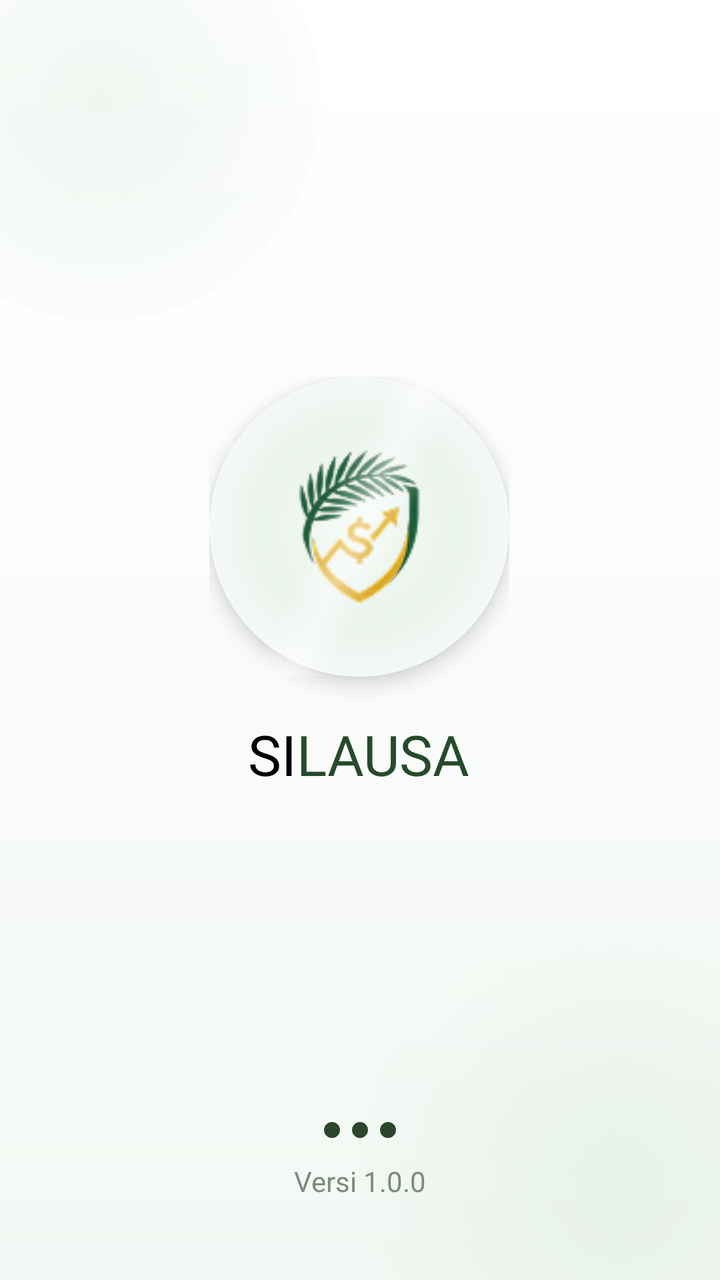
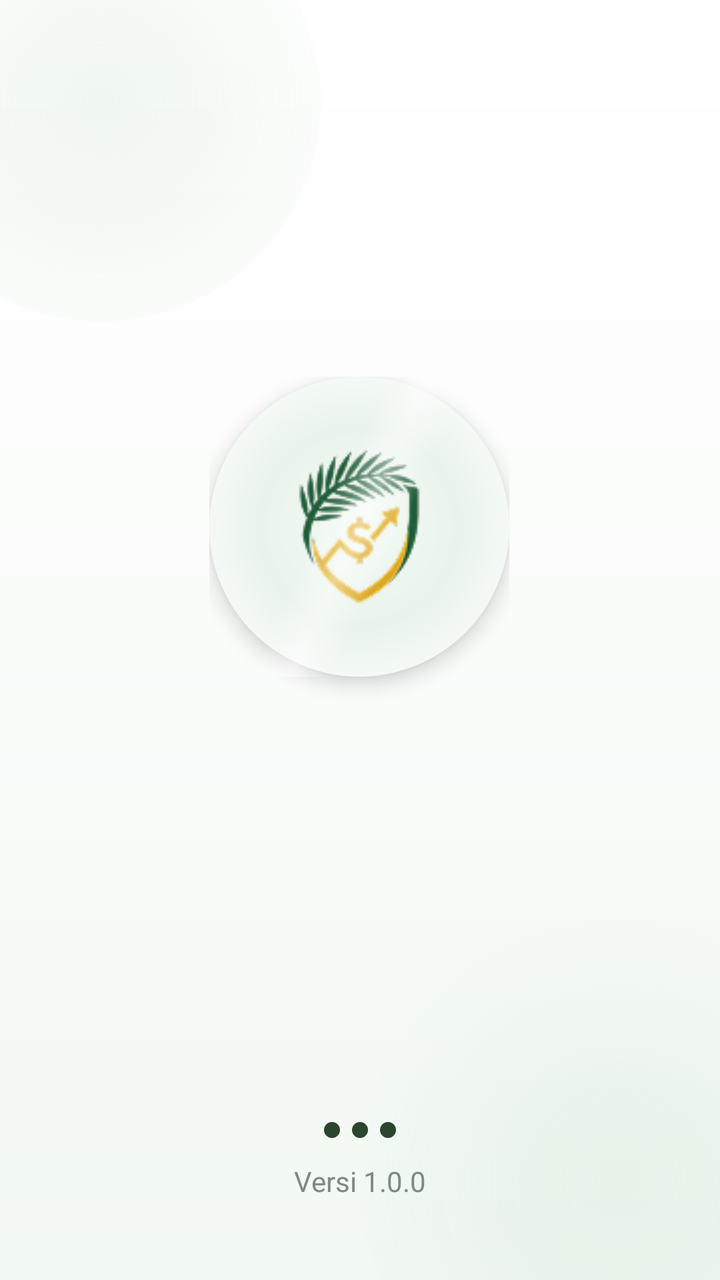

Compare the two renders of this Android layout. The source of the first and the diff that turns it into the second are given below.
<!-- AndroidManifest.xml: application theme Theme.Notasawit -->
<!-- res/layout/activity_main.xml -->
<?xml version="1.0" encoding="utf-8"?>
<androidx.constraintlayout.widget.ConstraintLayout xmlns:android="http://schemas.android.com/apk/res/android"
    xmlns:app="http://schemas.android.com/apk/res-auto"
    xmlns:tools="http://schemas.android.com/tools"
    android:id="@+id/main"
    android:background="@drawable/bg_splash_gradient"
    android:layout_width="match_parent"
    android:layout_height="match_parent"
    tools:context=".MainActivity">

    <View
        android:id="@+id/view_blob_top"
        android:layout_width="220dp"
        android:layout_height="220dp"
        android:layout_marginTop="-60dp"
        android:layout_marginStart="-60dp"
        android:background="@drawable/bg_blob"
        app:layout_constraintStart_toStartOf="parent"
        app:layout_constraintTop_toTopOf="parent" />

    <View
        android:id="@+id/view_blob_bottom"
        android:layout_width="260dp"
        android:layout_height="260dp"
        android:layout_marginEnd="-80dp"
        android:layout_marginBottom="-80dp"
        android:background="@drawable/bg_blob"
        app:layout_constraintBottom_toBottomOf="parent"
        app:layout_constraintEnd_toEndOf="parent" />

    <LinearLayout
        android:id="@+id/ll_center_content"
        android:layout_width="wrap_content"
        android:layout_height="wrap_content"
        android:gravity="center_horizontal"
        android:orientation="vertical"
        app:layout_constraintBottom_toBottomOf="parent"
        app:layout_constraintEnd_toEndOf="parent"
        app:layout_constraintHorizontal_bias="0.498"
        app:layout_constraintStart_toStartOf="parent"
        app:layout_constraintTop_toTopOf="parent"
        app:layout_constraintVertical_bias="0.435">

        <FrameLayout
            android:id="@+id/fl_logo_wrapper"
            android:layout_width="150dp"
            android:layout_height="150dp"
            android:background="@drawable/bg_logo_circle"
            android:elevation="6dp">

            <ImageView
                android:id="@+id/iv_logo"
                android:layout_width="160dp"
                android:layout_height="wrap_content"
                android:layout_gravity="center"
                android:contentDescription="Logo Nota Sawit"
                android:src="@drawable/logo" />

            <View
                android:id="@+id/view_shine"
                android:layout_width="40dp"
                android:layout_height="220dp"
                android:layout_gravity="center"
                android:background="@drawable/bg_shine"
                android:rotation="25" />

        </FrameLayout>

        <LinearLayout
            android:id="@+id/ll_brand_text"
            android:layout_width="wrap_content"
            android:layout_height="wrap_content"
            android:layout_marginTop="20dp"
            android:orientation="horizontal">

            <TextView
                android:layout_width="wrap_content"
                android:layout_height="wrap_content"
                android:text="SI"
                android:textColor="#000000"
                android:textSize="28sp"
                android:fontFamily="@font/poppins_bold" />

            <TextView
                android:layout_width="wrap_content"
                android:layout_height="wrap_content"
                android:text="LAUSA"
                android:textColor="#264A2B"
                android:textSize="28sp"
                android:fontFamily="@font/poppins_bold" />

        </LinearLayout>

    </LinearLayout>

    <LinearLayout
        android:id="@+id/ll_bottom_info"
        android:layout_width="wrap_content"
        android:layout_height="wrap_content"
        android:layout_marginBottom="40dp"
        android:gravity="center_horizontal"
        android:orientation="vertical"
        app:layout_constraintBottom_toBottomOf="parent"
        app:layout_constraintEnd_toEndOf="parent"
        app:layout_constraintStart_toStartOf="parent">

        <LinearLayout
            android:id="@+id/ll_loading_dots"
            android:layout_width="wrap_content"
            android:layout_height="wrap_content"
            android:layout_marginBottom="12dp"
            android:layout_marginTop="12dp"
            android:orientation="horizontal">

            <View
                android:id="@+id/view_dot1"
                android:layout_width="8dp"
                android:layout_height="8dp"
                android:layout_marginEnd="6dp"
                android:background="@drawable/bg_dot" />

            <View
                android:id="@+id/view_dot2"
                android:layout_width="8dp"
                android:layout_height="8dp"
                android:layout_marginEnd="6dp"
                android:background="@drawable/bg_dot" />

            <View
                android:id="@+id/view_dot3"
                android:layout_width="8dp"
                android:layout_height="8dp"
                android:background="@drawable/bg_dot" />

        </LinearLayout>

        <TextView
            android:id="@+id/tv_version"
            android:layout_width="wrap_content"
            android:layout_height="wrap_content"
            android:text="Versi 1.0.0"
            android:textColor="#7D8A80"
            android:textSize="14sp" />

    </LinearLayout>

</androidx.constraintlayout.widget.ConstraintLayout>
<!-- resources referenced by this layout -->
<resources>
  <!-- drawable bg_blob (drawable) -->
  <?xml version="1.0" encoding="utf-8"?>
  <shape xmlns:android="http://schemas.android.com/apk/res/android"
      android:shape="oval">
      <gradient
          android:type="radial"
          android:gradientRadius="140dp"
          android:startColor="#33B7D6BC"
          android:endColor="#00FFFFFF" />
  </shape>
  <!-- drawable bg_dot (drawable) -->
  <?xml version="1.0" encoding="utf-8"?>
  <shape xmlns:android="http://schemas.android.com/apk/res/android"
      android:shape="oval">
      <solid android:color="#2B462C" />
  </shape>
  <!-- drawable bg_logo_circle (drawable) -->
  <?xml version="1.0" encoding="utf-8"?>
  <shape xmlns:android="http://schemas.android.com/apk/res/android"
      android:shape="oval">
      <gradient
          android:type="radial"
          android:gradientRadius="100dp"
          android:startColor="#F4FAF5"
          android:centerColor="#EAF3EC"
          android:endColor="#FFFFFF" />
  </shape>
  <!-- drawable bg_shine (drawable) -->
  <?xml version="1.0" encoding="utf-8"?>
  <shape xmlns:android="http://schemas.android.com/apk/res/android"
      android:shape="rectangle">
      <gradient
          android:type="linear"
          android:angle="0"
          android:startColor="#00FFFFFF"
          android:centerColor="#80FFFFFF"
          android:endColor="#00FFFFFF" />
  </shape>
  <!-- drawable bg_splash_gradient (drawable) -->
  <?xml version="1.0" encoding="utf-8"?>
  <shape xmlns:android="http://schemas.android.com/apk/res/android"
      android:shape="rectangle">
      <gradient
          android:type="linear"
          android:angle="90"
          android:startColor="#F2F8F3"
          android:centerColor="#FAFCFA"
          android:endColor="#FFFFFF" />
  </shape>
  <!-- drawable logo: png bitmap (drawable, 9874 bytes) -->
  <style name="Theme.Notasawit" parent="Base.Theme.Notasawit" />
  <style name="Base.Theme.Notasawit" parent="Theme.Material3.DayNight.NoActionBar">
          
          
      </style>
</resources>

<!-- the commit's change to res/layout/activity_main.xml (unified diff, before → after) -->
@@ -74,18 +74,10 @@
             android:orientation="horizontal">
 
             <TextView
+                android:id="@+id/tv_brand_title"
                 android:layout_width="wrap_content"
                 android:layout_height="wrap_content"
-                android:text="SI"
                 android:textColor="#000000"
-                android:textSize="28sp"
-                android:fontFamily="@font/poppins_bold" />
-
-            <TextView
-                android:layout_width="wrap_content"
-                android:layout_height="wrap_content"
-                android:text="LAUSA"
-                android:textColor="#264A2B"
                 android:textSize="28sp"
                 android:fontFamily="@font/poppins_bold" />
 
@@ -144,4 +136,16 @@
 
     </LinearLayout>
 
+    
+    <View
+        android:id="@+id/view_border_glow"
+        android:layout_width="match_parent"
+        android:layout_height="match_parent"
+        android:background="@drawable/bg_splash_glow"
+        android:alpha="0"
+        app:layout_constraintTop_toTopOf="parent"
+        app:layout_constraintBottom_toBottomOf="parent"
+        app:layout_constraintStart_toStartOf="parent"
+        app:layout_constraintEnd_toEndOf="parent" />
+
 </androidx.constraintlayout.widget.ConstraintLayout>
<!-- resource entries referenced after the edit -->
@@ -38,6 +38,58 @@
           android:centerColor="#80FFFFFF"
           android:endColor="#00FFFFFF" />
   </shape>
+  <!-- drawable bg_splash_glow (drawable) -->
+  <?xml version="1.0" encoding="utf-8"?>
+  <layer-list xmlns:android="http://schemas.android.com/apk/res/android">
+      
+      <item>
+          <shape android:shape="rectangle">
+              <gradient
+                  android:type="radial"
+                  android:centerX="0.0"
+                  android:centerY="0.0"
+                  android:gradientRadius="60%p"
+                  android:startColor="#801B5E20"
+                  android:endColor="#001B5E20" />
+          </shape>
+      </item>
+      
+      <item>
+          <shape android:shape="rectangle">
+              <gradient
+                  android:type="radial"
+                  android:centerX="1.0"
+                  android:centerY="0.0"
+                  android:gradientRadius="60%p"
+                  android:startColor="#604CAF50"
+                  android:endColor="#004CAF50" />
+          </shape>
+      </item>
+      
+      <item>
+          <shape android:shape="rectangle">
+              <gradient
+                  android:type="radial"
+                  android:centerX="1.0"
+                  android:centerY="1.0"
+                  android:gradientRadius="60%p"
+                  android:startColor="#80FFEB3B"
+                  android:endColor="#00FFEB3B" />
+          </shape>
+      </item>
+      
+      <item>
+          <shape android:shape="rectangle">
+              <gradient
+                  android:type="radial"
+                  android:centerX="0.0"
+                  android:centerY="1.0"
+                  android:gradientRadius="60%p"
+                  android:startColor="#608BC34A"
+                  android:endColor="#008BC34A" />
+          </shape>
+      </item>
+  </layer-list>
   <!-- drawable bg_splash_gradient (drawable) -->
   <?xml version="1.0" encoding="utf-8"?>
   <shape xmlns:android="http://schemas.android.com/apk/res/android"
